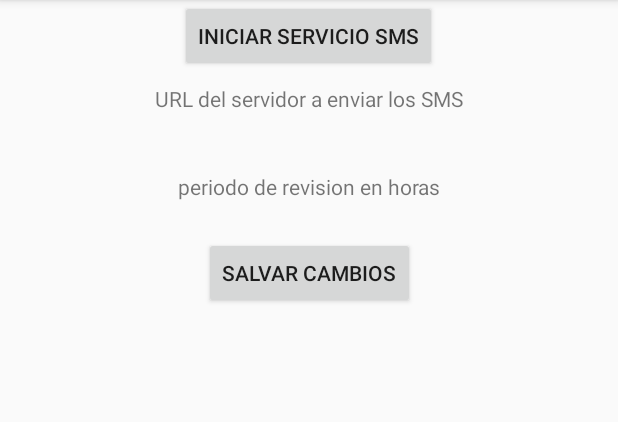
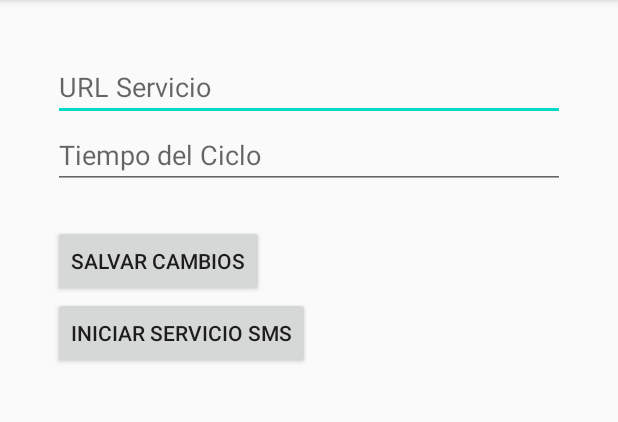
Before and after one commit to Locottus/IncytSMS, an Android app: the screen it shows after launch (MainActivity), on a phone screen of 412 x 824 dp, the part 84-506 px from its top. Run offline under Robolectric (Android 15) with nearby library versions, the phone set to English and light mode, and no system bars.

Commit message:
added setting interface

```diff
--- a/app/src/main/res/layout/activity_main.xml
+++ b/app/src/main/res/layout/activity_main.xml
@@ -6,38 +6,34 @@
     android:layout_height="match_parent"
     tools:context=".MainActivity">
 
+    <LinearLayout
+        android:layout_width="match_parent"
+        android:layout_height="match_parent"
+        android:orientation="vertical"
+        android:layout_margin="25dp"
+        android:padding="10dp">
 
-    <TextView
-        android:id="@+id/textView"
-        android:layout_width="wrap_content"
+        <EditText
+            android:id="@+id/editText3"
+            android:layout_width="match_parent"
             android:layout_height="wrap_content"
-        android:layout_marginTop="39dp"
-        android:text="periodo de revision en horas"
-        app:layout_constraintEnd_toEndOf="parent"
-        app:layout_constraintStart_toStartOf="parent"
-        app:layout_constraintTop_toBottomOf="@+id/textView2" />
+            android:inputType="textPersonName"
+            android:hint="URL Servicio" />
 
-    <TextView
-        android:id="@+id/textView2"
-        android:layout_width="wrap_content"
+        <EditText
+            android:id="@+id/editText4"
+            android:layout_width="match_parent"
             android:layout_height="wrap_content"
-        android:layout_marginTop="56dp"
-        android:text="URL del servidor a enviar los SMS"
-        app:layout_constraintEnd_toEndOf="parent"
-        app:layout_constraintHorizontal_bias="0.502"
-        app:layout_constraintStart_toStartOf="parent"
-        app:layout_constraintTop_toTopOf="parent" />
+            android:hint="Tiempo del Ciclo"
+            android:ems="10"
+            android:inputType="number" />
 
         <Button
             android:id="@+id/bSaveURL"
             android:layout_width="wrap_content"
             android:layout_height="wrap_content"
             android:layout_marginTop="24dp"
-        android:text="Salvar Cambios"
-        app:layout_constraintEnd_toEndOf="parent"
-        app:layout_constraintStart_toStartOf="parent"
-        app:layout_constraintTop_toBottomOf="@+id/textView" />
-
+            android:text="Salvar Cambios" />
 
 
         <Button
@@ -45,10 +41,10 @@
             android:layout_width="wrap_content"
             android:layout_height="wrap_content"
             android:onClick="startJobService"
-        android:text="Iniciar Servicio SMS"
-        app:layout_constraintEnd_toEndOf="parent"
-        app:layout_constraintHorizontal_bias="0.498"
-        app:layout_constraintStart_toStartOf="parent"
-        tools:layout_editor_absoluteY="318dp" />
+            android:text="Iniciar Servicio SMS" />
+
+
+    </LinearLayout>
+
 
 </androidx.constraintlayout.widget.ConstraintLayout>
```
Lines whose indentation alone changed are shown as unchanged.
